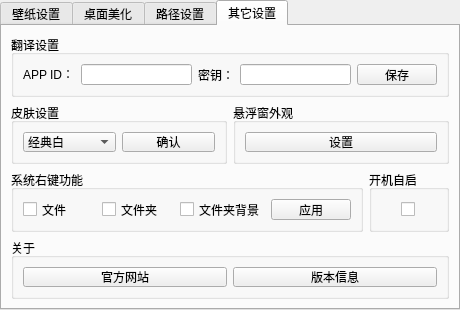
Qt form dialog.ui (yjmthu/PySpeedBox) before a commit.
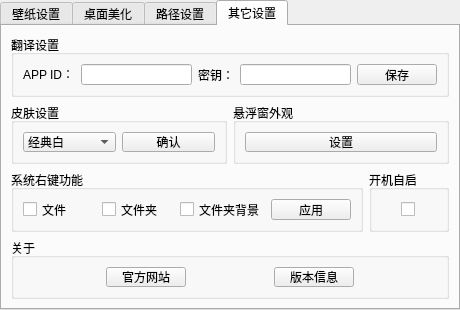
The same form after that commit. The open tabs and pages were chosen to show the change. Icons and pictures are not drawn.

```diff
--- a/dialog.ui
+++ b/dialog.ui
@@ -1496,7 +1496,20 @@
          </property>
          <layout class="QHBoxLayout" name="horizontalLayout_25">
           <item>
-           <widget class="QPushButton" name="pushButton_9">
+           <spacer name="horizontalSpacer_7">
+            <property name="orientation">
+             <enum>Qt::Horizontal</enum>
+            </property>
+            <property name="sizeHint" stdset="0">
+             <size>
+              <width>40</width>
+              <height>20</height>
+             </size>
+            </property>
+           </spacer>
+          </item>
+          <item>
+           <widget class="QPushButton" name="pBtnOfficialWebsite">
             <property name="cursor">
              <cursorShape>PointingHandCursor</cursorShape>
             </property>
@@ -1515,12 +1528,38 @@
            </widget>
           </item>
           <item>
-           <widget class="QPushButton" name="pushButton_13">
+           <spacer name="horizontalSpacer_9">
+            <property name="orientation">
+             <enum>Qt::Horizontal</enum>
+            </property>
+            <property name="sizeHint" stdset="0">
+             <size>
+              <width>40</width>
+              <height>20</height>
+             </size>
+            </property>
+           </spacer>
+          </item>
+          <item>
+           <widget class="QPushButton" name="pBtnVersionInformation">
             <property name="text">
              <string>版本信息</string>
             </property>
            </widget>
           </item>
+          <item>
+           <spacer name="horizontalSpacer_8">
+            <property name="orientation">
+             <enum>Qt::Horizontal</enum>
+            </property>
+            <property name="sizeHint" stdset="0">
+             <size>
+              <width>40</width>
+              <height>20</height>
+             </size>
+            </property>
+           </spacer>
+          </item>
          </layout>
         </widget>
        </item>
```
Left out of the diff: 60 changed lines with no effect on the pictures.
